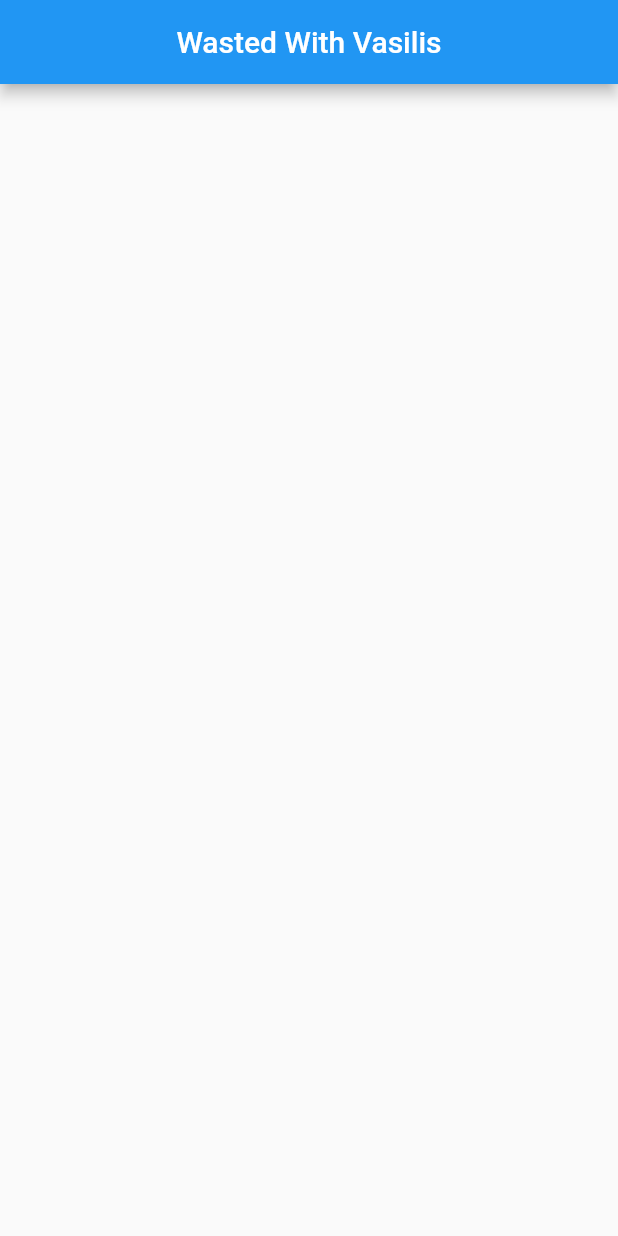
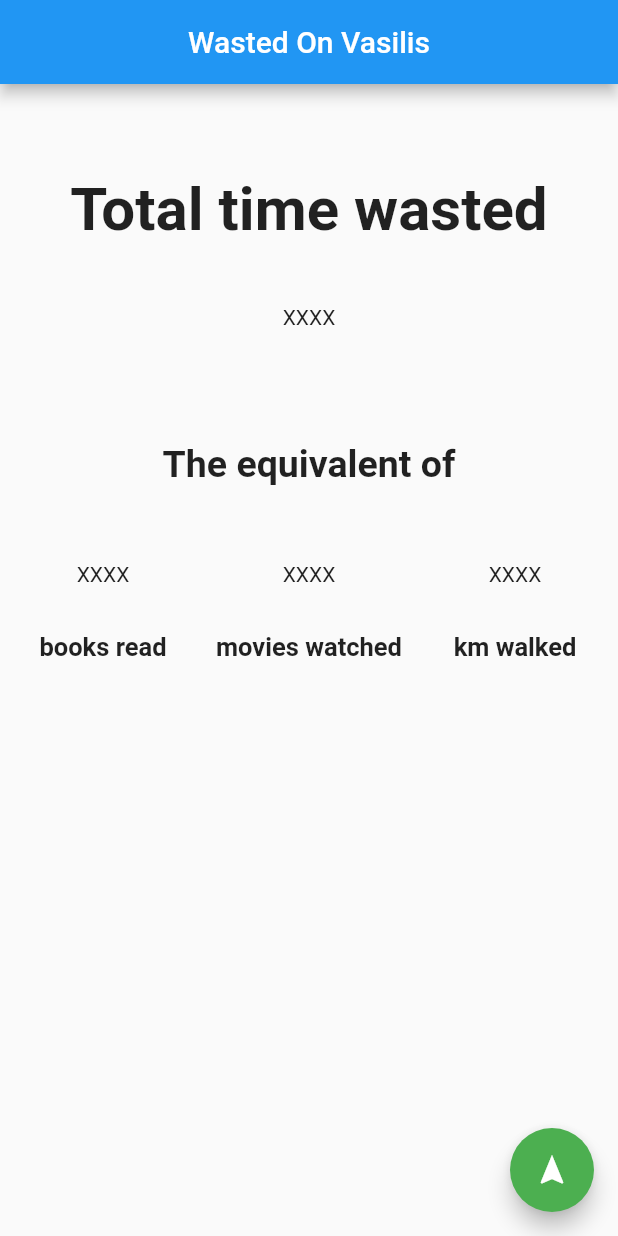
Before and after one commit to Dionkaps/wasted_with_vasilis, a Flutter app: the screen it shows after launch, on a phone screen of 412 x 824 dp. Run offline on Flutter 3.47's test engine with Material 2 defaults, Android fonts, the phone set to English and light mode, and no system bars; our stand-ins replace cloud_firestore, firebase_core; accounts and stored records are empty.

Commit message:
simple layout plus firebase conn

```diff
--- a/wwv/lib/main.dart
+++ b/wwv/lib/main.dart
@@ -1,6 +1,10 @@
 import 'package:flutter/material.dart';
+import 'package:firebase_core/firebase_core.dart';
+import 'package:cloud_firestore/cloud_firestore.dart';
 
-void main() {
+Future main() async {
+  WidgetsFlutterBinding.ensureInitialized();
+  await Firebase.initializeApp();
   runApp(const MyApp());
 }
 
@@ -14,7 +18,7 @@ class MyApp extends StatelessWidget {
       theme: ThemeData(
         primarySwatch: Colors.blue,
       ),
-      home:  MyHomePage(),
+      home: MyHomePage(),
     );
   }
 }
@@ -32,7 +36,109 @@ class _MyHomePageState extends State<MyHomePage> {
     return Scaffold(
       appBar: AppBar(
         centerTitle: true,
-        title: Text('Wasted With Vasilis'),
+        title: Text('Wasted On Vasilis'),
+      ),
+      body: SizedBox(
+        height: 400,
+        child: Column(
+          children: <Widget>[
+            Padding(
+              padding: EdgeInsets.only(top: 60),
+              child: const Expanded(
+                child: Align(
+                    alignment: Alignment.center,
+                    child: Text(
+                      "Total time wasted",
+                      style:
+                          TextStyle(fontSize: 40, fontWeight: FontWeight.bold),
+                    )),
+              ),
+            ),
+            const Expanded(
+              child: Align(alignment: Alignment.center, child: Text("XXXX")),
+            ),
+            const Expanded(
+              child: Align(
+                  alignment: Alignment.center,
+                  child: Text(
+                    "The equivalent of",
+                    style: TextStyle(fontSize: 25, fontWeight: FontWeight.bold),
+                  )),
+            ),
+            Expanded(
+                child: Row(
+              children: <Widget>[
+                Expanded(
+                    child: Column(
+                  children: const [
+                    Expanded(
+                      child: Align(
+                          alignment: Alignment.center, child: Text("XXXX")),
+                    ),
+                    Expanded(
+                      child: Align(
+                          alignment: Alignment.center,
+                          child: Text(
+                            "books read",
+                            style: TextStyle(
+                                fontSize: 17, fontWeight: FontWeight.bold),
+                          )),
+                    ),
+                  ],
+                )),
+                Expanded(
+                    child: Column(
+                  children: const [
+                    Expanded(
+                      child: Align(
+                          alignment: Alignment.center, child: Text("XXXX")),
+                    ),
+                    Expanded(
+                      child: Align(
+                          alignment: Alignment.center,
+                          child: Text(
+                            "movies watched",
+                            style: TextStyle(
+                                fontSize: 17, fontWeight: FontWeight.bold),
+                          )),
+                    ),
+                  ],
+                )),
+                Expanded(
+                    child: Column(
+                  children: const [
+                    Expanded(
+                      child: Align(
+                          alignment: Alignment.center, child: Text("XXXX")),
+                    ),
+                    Expanded(
+                      child: Align(
+                          alignment: Alignment.center,
+                          child: Text(
+                            "km walked",
+                            style: TextStyle(
+                                fontSize: 17, fontWeight: FontWeight.bold),
+                          )),
+                    ),
+                  ],
+                )),
+              ],
+            )),
+          ],
+        ),
+      ),
+      floatingActionButton: FloatingActionButton(
+        onPressed: () {
+          final docTime = FirebaseFirestore.instance
+              .collection('totalTime')
+              .doc('wastedTime');
+
+              docTime.update({
+                'time': 2,
+              });
+        },
+        backgroundColor: Colors.green,
+        child: const Icon(Icons.navigation),
       ),
     );
   }
--- a/wwv/pubspec.yaml
+++ b/wwv/pubspec.yaml
@@ -35,6 +35,10 @@ dependencies:
   # The following adds the Cupertino Icons font to your application.
   # Use with the CupertinoIcons class for iOS style icons.
   cupertino_icons: ^1.0.2
+
+  #Firebase
+  cloud_firestore: ^4.4.5
+  firebase_core: ^2.8.0
 
 dev_dependencies:
   flutter_test:
```
Also changed, not shown: wwv/pubspec.lock, 4 other files.
